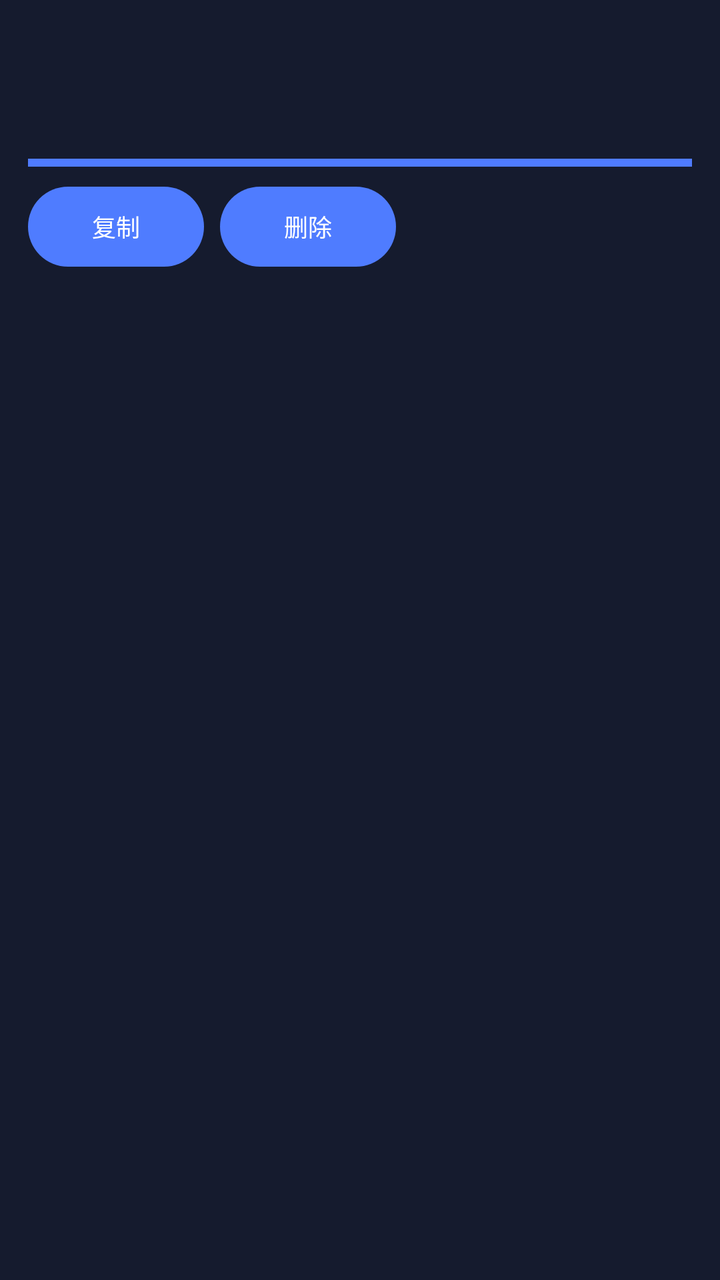
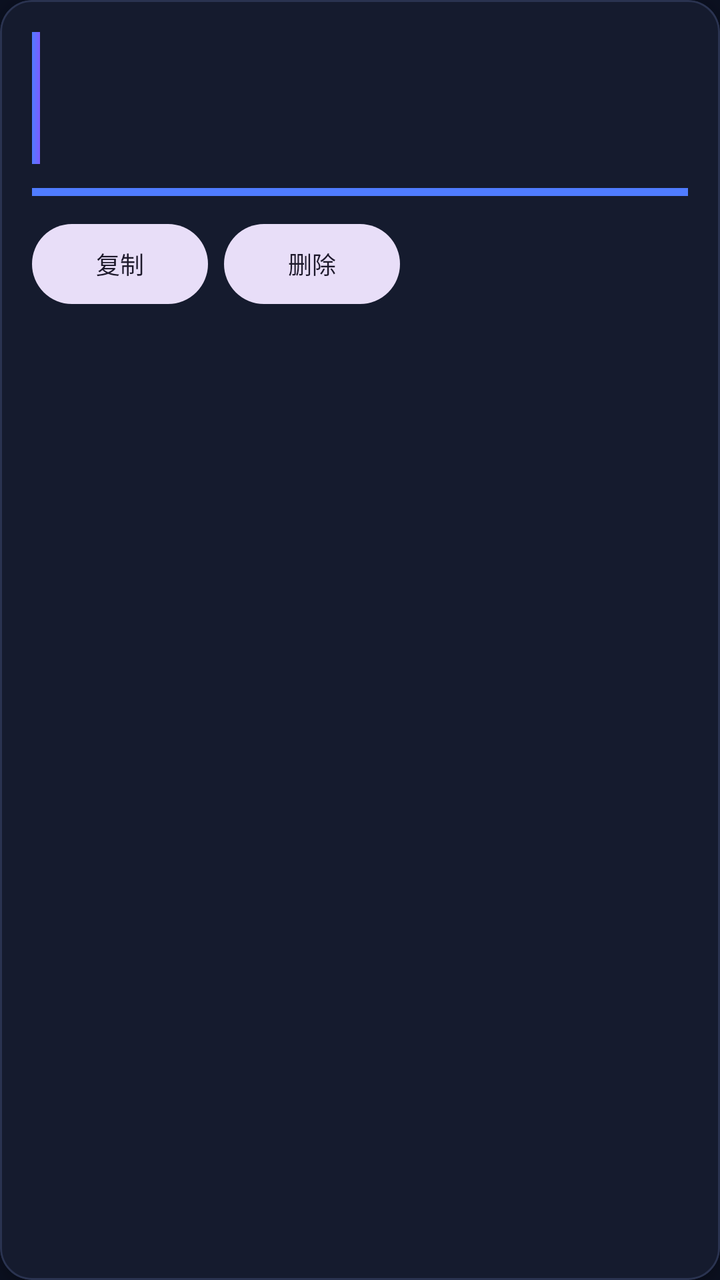

Two renders of the same Android screen: before a commit and after it. Below are the layout's source before the change and the commit's diff.
<!-- AndroidManifest.xml: application theme Theme.Totp -->
<!-- res/layout/item_account.xml -->
<?xml version="1.0" encoding="utf-8"?>
<LinearLayout
    xmlns:android="http://schemas.android.com/apk/res/android"
    xmlns:app="http://schemas.android.com/apk/res-auto"
    android:layout_width="match_parent"
    android:layout_height="wrap_content"
    android:orientation="vertical"
    android:background="@color/card"
    android:padding="14dp"
    android:layout_margin="6dp">

    <TextView
        android:id="@+id/tvName"
        android:layout_width="wrap_content"
        android:layout_height="wrap_content"
        android:textColor="@color/text"
        android:textSize="15sp"
        android:textStyle="bold" />

    <TextView
        android:id="@+id/tvCode"
        android:layout_width="wrap_content"
        android:layout_height="wrap_content"
        android:textColor="@color/brand"
        android:textSize="26sp"
        android:textStyle="bold"
        android:fontFamily="monospace"
        android:layout_marginTop="2dp" />

    <ProgressBar
        android:id="@+id/progress"
        style="?android:attr/progressBarStyleHorizontal"
        android:layout_width="match_parent"
        android:layout_height="4dp"
        android:layout_marginTop="8dp"
        android:max="30"
        android:progress="30"
        android:progressTint="@color/brand" />

    <LinearLayout
        android:layout_width="wrap_content"
        android:layout_height="wrap_content"
        android:orientation="horizontal"
        android:layout_marginTop="6dp">

        <Button
            android:id="@+id/btnCopy"
            android:layout_width="wrap_content"
            android:layout_height="wrap_content"
            android:text="复制"
            android:textSize="12sp" />

        <Button
            android:id="@+id/btnDelete"
            android:layout_width="wrap_content"
            android:layout_height="wrap_content"
            android:text="删除"
            android:textSize="12sp"
            android:layout_marginStart="8dp" />

    </LinearLayout>

</LinearLayout>
<!-- resources referenced by this layout -->
<resources>
  <color name="brand">#4f7cff</color>
  <color name="card">#151b2e</color>
  <color name="text">#e8ecf5</color>
  <style name="Theme.Totp" parent="Theme.Material3.DayNight.NoActionBar">
          <item name="colorPrimary">@color/brand</item>
          <item name="android:colorBackground">@color/bg</item>
          <item name="android:windowBackground">@color/bg</item>
      </style>
  <color name="bg">#0b1020</color>
</resources>

<!-- the commit's change to res/layout/item_account.xml (unified diff, before → after) -->
@@ -1,63 +1,96 @@
 <?xml version="1.0" encoding="utf-8"?>
-<LinearLayout
+<com.google.android.material.card.MaterialCardView
     xmlns:android="http://schemas.android.com/apk/res/android"
     xmlns:app="http://schemas.android.com/apk/res-auto"
     android:layout_width="match_parent"
     android:layout_height="wrap_content"
-    android:orientation="vertical"
-    android:background="@color/card"
-    android:padding="14dp"
-    android:layout_margin="6dp">
-
-    <TextView
-        android:id="@+id/tvName"
-        android:layout_width="wrap_content"
-        android:layout_height="wrap_content"
-        android:textColor="@color/text"
-        android:textSize="15sp"
-        android:textStyle="bold" />
-
-    <TextView
-        android:id="@+id/tvCode"
-        android:layout_width="wrap_content"
-        android:layout_height="wrap_content"
-        android:textColor="@color/brand"
-        android:textSize="26sp"
-        android:textStyle="bold"
-        android:fontFamily="monospace"
-        android:layout_marginTop="2dp" />
-
-    <ProgressBar
-        android:id="@+id/progress"
-        style="?android:attr/progressBarStyleHorizontal"
-        android:layout_width="match_parent"
-        android:layout_height="4dp"
-        android:layout_marginTop="8dp"
-        android:max="30"
-        android:progress="30"
-        android:progressTint="@color/brand" />
+    android:layout_margin="8dp"
+    app:cardBackgroundColor="@color/card"
+    app:cardCornerRadius="16dp"
+    app:cardElevation="4dp"
+    app:strokeColor="#2A3350"
+    app:strokeWidth="1dp">
 
     <LinearLayout
-        android:layout_width="wrap_content"
+        android:layout_width="match_parent"
         android:layout_height="wrap_content"
-        android:orientation="horizontal"
-        android:layout_marginTop="6dp">
+        android:orientation="vertical"
+        android:padding="16dp">
 
-        <Button
-            android:id="@+id/btnCopy"
+        <LinearLayout
+            android:layout_width="match_parent"
+            android:layout_height="wrap_content"
+            android:orientation="horizontal">
+
+            <View
+                android:layout_width="4dp"
+                android:layout_height="match_parent"
+                android:layout_marginEnd="12dp"
+                android:background="@drawable/bg_accent" />
+
+            <LinearLayout
+                android:layout_width="0dp"
+                android:layout_height="wrap_content"
+                android:layout_weight="1"
+                android:orientation="vertical">
+
+                <TextView
+                    android:id="@+id/tvName"
+                    android:layout_width="wrap_content"
+                    android:layout_height="wrap_content"
+                    android:textColor="@color/text"
+                    android:textSize="16sp"
+                    android:textStyle="bold" />
+
+                <TextView
+                    android:id="@+id/tvCode"
+                    android:layout_width="wrap_content"
+                    android:layout_height="wrap_content"
+                    android:textColor="@color/brand"
+                    android:textSize="30sp"
+                    android:textStyle="bold"
+                    android:fontFamily="monospace"
+                    android:layout_marginTop="4dp" />
+
+            </LinearLayout>
+
+        </LinearLayout>
+
+        <ProgressBar
+            android:id="@+id/progress"
+            style="?android:attr/progressBarStyleHorizontal"
+            android:layout_width="match_parent"
+            android:layout_height="4dp"
+            android:layout_marginTop="12dp"
+            android:max="30"
+            android:progress="30"
+            android:progressTint="@color/brand" />
+
+        <LinearLayout
             android:layout_width="wrap_content"
             android:layout_height="wrap_content"
-            android:text="复制"
-            android:textSize="12sp" />
+            android:orientation="horizontal"
+            android:layout_marginTop="10dp">
 
-        <Button
-            android:id="@+id/btnDelete"
-            android:layout_width="wrap_content"
-            android:layout_height="wrap_content"
-            android:text="删除"
-            android:textSize="12sp"
-            android:layout_marginStart="8dp" />
+            <Button
+                android:id="@+id/btnCopy"
+                style="@style/Widget.Material3.Button.TonalButton"
+                android:layout_width="wrap_content"
+                android:layout_height="wrap_content"
+                android:text="复制"
+                android:textSize="12sp" />
+
+            <Button
+                android:id="@+id/btnDelete"
+                style="@style/Widget.Material3.Button.TonalButton"
+                android:layout_width="wrap_content"
+                android:layout_height="wrap_content"
+                android:text="删除"
+                android:textSize="12sp"
+                android:layout_marginStart="8dp" />
+
+        </LinearLayout>
 
     </LinearLayout>
 
-</LinearLayout>
+</com.google.android.material.card.MaterialCardView>
<!-- resource entries referenced after the edit -->
@@ -3,6 +3,13 @@
   <color name="brand">#4f7cff</color>
   <color name="card">#151b2e</color>
   <color name="text">#e8ecf5</color>
+  <!-- drawable bg_accent (drawable) -->
+  <shape xmlns:android="http://schemas.android.com/apk/res/android">
+      <gradient
+          android:startColor="#4F7CFF"
+          android:endColor="#7B5CFF"
+          android:angle="0" />
+  </shape>
   <style name="Theme.Totp" parent="Theme.Material3.DayNight.NoActionBar">
           <item name="colorPrimary">@color/brand</item>
           <item name="android:colorBackground">@color/bg</item>
